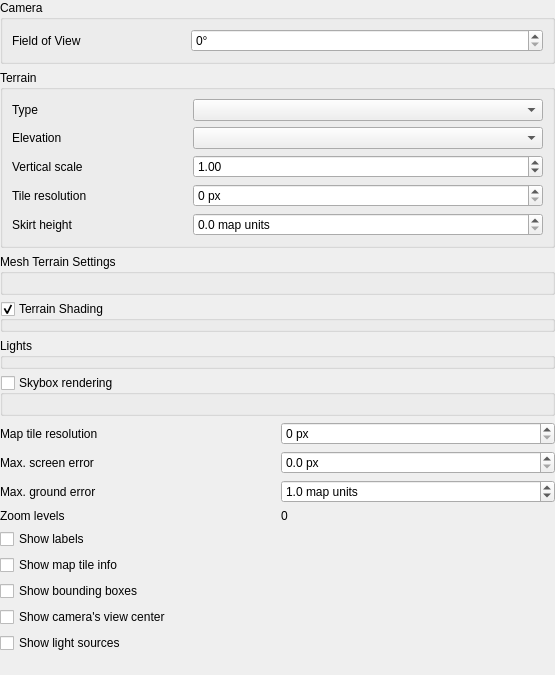
qgis/QGIS, file src/ui/3d/map3dconfigwidget.ui: the form before one commit.
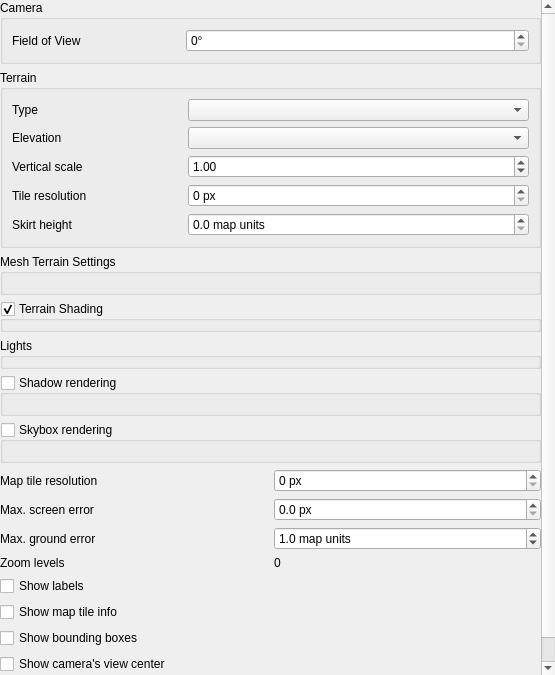
The form after the commit. Custom widgets are drawn as their Qt base class.

Commit message: [3D] [Feature] Shadow rendering (#38448)

What changed in the file:
```diff
--- a/src/ui/3d/map3dconfigwidget.ui
+++ b/src/ui/3d/map3dconfigwidget.ui
@@ -38,9 +38,9 @@
       <property name="geometry">
        <rect>
         <x>0</x>
-        <y>0</y>
+        <y>-98</y>
         <width>541</width>
-        <height>730</height>
+        <height>782</height>
        </rect>
       </property>
       <layout class="QGridLayout" name="gridLayout_4">
@@ -56,27 +56,6 @@
        <property name="bottomMargin">
         <number>0</number>
        </property>
-       <item row="9" column="0">
-        <widget class="QCheckBox" name="chkShowTileInfo">
-         <property name="text">
-          <string>Show map tile info</string>
-         </property>
-        </widget>
-       </item>
-       <item row="8" column="0">
-        <widget class="QCheckBox" name="chkShowLabels">
-         <property name="text">
-          <string>Show labels</string>
-         </property>
-        </widget>
-       </item>
-       <item row="12" column="0">
-        <widget class="QCheckBox" name="chkShowLightSourceOrigins">
-         <property name="text">
-          <string>Show light sources</string>
-         </property>
-        </widget>
-       </item>
        <item row="0" column="0">
         <widget class="QgsCollapsibleGroupBox" name="cameraTerrain">
          <property name="title">
@@ -103,83 +82,30 @@
          </layout>
         </widget>
        </item>
-       <item row="7" column="0">
-        <layout class="QGridLayout" name="gridLayout_2">
-         <item row="3" column="1">
-          <widget class="QLabel" name="labelZoomLevels">
-           <property name="text">
-            <string>0</string>
-           </property>
-          </widget>
-         </item>
-         <item row="1" column="1">
-          <widget class="QgsDoubleSpinBox" name="spinScreenError">
-           <property name="suffix">
-            <string> px</string>
-           </property>
-           <property name="decimals">
-            <number>1</number>
-           </property>
-          </widget>
-         </item>
-         <item row="1" column="0">
-          <widget class="QLabel" name="label_5">
-           <property name="text">
-            <string>Max. screen error</string>
-           </property>
-          </widget>
-         </item>
-         <item row="0" column="1">
-          <widget class="QgsSpinBox" name="spinMapResolution">
-           <property name="suffix">
-            <string> px</string>
-           </property>
-           <property name="maximum">
-            <number>4096</number>
-           </property>
-          </widget>
-         </item>
-         <item row="2" column="1">
-          <widget class="QgsDoubleSpinBox" name="spinGroundError">
-           <property name="suffix">
-            <string> map units</string>
-           </property>
-           <property name="decimals">
-            <number>1</number>
-           </property>
-           <property name="minimum">
-            <double>0.100000000000000</double>
-           </property>
-           <property name="maximum">
-            <double>1000.000000000000000</double>
-           </property>
-           <property name="value">
-            <double>1.000000000000000</double>
-           </property>
-          </widget>
-         </item>
-         <item row="2" column="0">
-          <widget class="QLabel" name="label_6">
-           <property name="text">
-            <string>Max. ground error</string>
-           </property>
-          </widget>
-         </item>
-         <item row="0" column="0">
-          <widget class="QLabel" name="label_4">
-           <property name="text">
-            <string>Map tile resolution</string>
-           </property>
-          </widget>
-         </item>
-         <item row="3" column="0">
-          <widget class="QLabel" name="label_7">
-           <property name="text">
-            <string>Zoom levels</string>
-           </property>
-          </widget>
-         </item>
-        </layout>
+       <item row="9" column="0">
+        <widget class="QCheckBox" name="chkShowLabels">
+         <property name="text">
+          <string>Show labels</string>
+         </property>
+        </widget>
+       </item>
+       <item row="6" column="0">
+        <widget class="QgsCollapsibleGroupBox" name="groupShadowRendering">
+         <property name="title">
+          <string>Shadow rendering</string>
+         </property>
+         <property name="checkable">
+          <bool>true</bool>
+         </property>
+         <property name="checked">
+          <bool>false</bool>
+         </property>
+         <layout class="QGridLayout" name="gridLayout_6">
+          <item row="0" column="0">
+           <layout class="QGridLayout" name="gridLayout_5"/>
+          </item>
+         </layout>
+        </widget>
        </item>
        <item row="2" column="0">
         <widget class="QgsCollapsibleGroupBox" name="groupMeshTerrainShading">
@@ -202,12 +128,22 @@
          </layout>
         </widget>
        </item>
-       <item row="5" column="0">
-        <widget class="QgsCollapsibleGroupBox" name="groupLights">
+       <item row="11" column="0">
+        <widget class="QCheckBox" name="chkShowBoundingBoxes">
+         <property name="text">
+          <string>Show bounding boxes</string>
+         </property>
+        </widget>
+       </item>
+       <item row="3" column="0">
+        <widget class="QgsCollapsibleGroupBox" name="groupTerrainShading">
          <property name="title">
-          <string>Lights</string>
+          <string>Terrain Shading</string>
          </property>
-         <layout class="QVBoxLayout" name="verticalLayout_3">
+         <property name="checkable">
+          <bool>true</bool>
+         </property>
+         <layout class="QVBoxLayout" name="verticalLayout_2">
           <property name="leftMargin">
            <number>0</number>
           </property>
@@ -221,11 +157,31 @@
            <number>0</number>
           </property>
           <item>
-           <widget class="QgsLightsWidget" name="widgetLights" native="true"/>
+           <widget class="QgsPhongMaterialWidget" name="widgetTerrainMaterial" native="true"/>
           </item>
          </layout>
         </widget>
        </item>
+       <item row="12" column="0">
+        <widget class="QCheckBox" name="chkShowCameraViewCenter">
+         <property name="text">
+          <string>Show camera's view center</string>
+         </property>
+        </widget>
+       </item>
+       <item row="14" column="0">
+        <spacer name="verticalSpacer">
+         <property name="orientation">
+          <enum>Qt::Vertical</enum>
+         </property>
+         <property name="sizeHint" stdset="0">
+          <size>
+           <width>20</width>
+           <height>0</height>
+          </size>
+         </property>
+        </spacer>
+       </item>
        <item row="1" column="0">
         <widget class="QgsCollapsibleGroupBox" name="groupTerrain">
          <property name="title">
@@ -309,61 +265,123 @@
          </layout>
         </widget>
        </item>
-       <item row="11" column="0">
-        <widget class="QCheckBox" name="chkShowCameraViewCenter">
-         <property name="text">
-          <string>Show camera's view center</string>
-         </property>
-        </widget>
-       </item>
-       <item row="3" column="0">
-        <widget class="QgsCollapsibleGroupBox" name="groupTerrainShading">
-         <property name="title">
-          <string>Terrain Shading</string>
-         </property>
-         <property name="checkable">
-          <bool>true</bool>
-         </property>
-         <layout class="QVBoxLayout" name="verticalLayout_2">
-          <property name="leftMargin">
-           <number>0</number>
-          </property>
-          <property name="topMargin">
-           <number>0</number>
-          </property>
-          <property name="rightMargin">
-           <number>0</number>
-          </property>
-          <property name="bottomMargin">
-           <number>0</number>
-          </property>
-          <item>
-           <widget class="QgsPhongMaterialWidget" name="widgetTerrainMaterial" native="true"/>
-          </item>
-         </layout>
-        </widget>
+       <item row="8" column="0">
+        <layout class="QGridLayout" name="gridLayout_2">
+         <item row="1" column="1">
+          <widget class="QgsDoubleSpinBox" name="spinScreenError">
+           <property name="suffix">
+            <string> px</string>
+           </property>
+           <property name="decimals">
+            <number>1</number>
+           </property>
+          </widget>
+         </item>
+         <item row="0" column="1">
+          <widget class="QgsSpinBox" name="spinMapResolution">
+           <property name="suffix">
+            <string> px</string>
+           </property>
+           <property name="maximum">
+            <number>4096</number>
+           </property>
+          </widget>
+         </item>
+         <item row="2" column="1">
+          <widget class="QgsDoubleSpinBox" name="spinGroundError">
+           <property name="suffix">
+            <string> map units</string>
+           </property>
+           <property name="decimals">
+            <number>1</number>
+           </property>
+           <property name="minimum">
+            <double>0.100000000000000</double>
+           </property>
+           <property name="maximum">
+            <double>1000.000000000000000</double>
+           </property>
+           <property name="value">
+            <double>1.000000000000000</double>
+           </property>
+          </widget>
+         </item>
+         <item row="3" column="1">
+          <widget class="QLabel" name="labelZoomLevels">
+           <property name="text">
+            <string>0</string>
+           </property>
+          </widget>
+         </item>
+         <item row="1" column="0">
+          <widget class="QLabel" name="label_5">
+           <property name="text">
+            <string>Max. screen error</string>
+           </property>
+          </widget>
+         </item>
+         <item row="0" column="0">
+          <widget class="QLabel" name="label_4">
+           <property name="text">
+            <string>Map tile resolution</string>
+           </property>
+          </widget>
+         </item>
+         <item row="3" column="0">
+          <widget class="QLabel" name="label_7">
+           <property name="text">
+            <string>Zoom levels</string>
+           </property>
+          </widget>
+         </item>
+         <item row="2" column="0">
+          <widget class="QLabel" name="label_6">
+           <property name="text">
+            <string>Max. ground error</string>
+           </property>
+          </widget>
+         </item>
+        </layout>
        </item>
        <item row="10" column="0">
-        <widget class="QCheckBox" name="chkShowBoundingBoxes">
+        <widget class="QCheckBox" name="chkShowTileInfo">
          <property name="text">
-          <string>Show bounding boxes</string>
+          <string>Show map tile info</string>
          </property>
         </widget>
        </item>
+       <item row="5" column="0">
+        <widget class="QgsCollapsibleGroupBox" name="groupLights">
+         <property name="title">
+          <string>Lights</string>
+         </property>
+         <layout class="QVBoxLayout" name="verticalLayout_3">
+          <property name="leftMargin">
+           <number>0</number>
+          </property>
+          <property name="topMargin">
+           <number>0</number>
+          </property>
+          <property name="rightMargin">
+           <number>0</number>
+          </property>
+          <property name="bottomMargin">
+           <number>0</number>
+          </property>
+          <item>
+           <widget class="QgsLightsWidget" name="widgetLights" native="true"/>
+          </item>
+         </layout>
+        </widget>
+       </item>
        <item row="13" column="0">
-        <spacer name="verticalSpacer">
-         <property name="orientation">
-          <enum>Qt::Vertical</enum>
+        <widget class="QCheckBox" name="chkShowLightSourceOrigins">
+         <property name="text">
+          <string>Show light sources</string>
          </property>
-         <property name="sizeHint" stdset="0">
-          <size>
-           <width>20</width>
-           <height>0</height>
-          </size>
-         </property>
-        </spacer>
+        </widget>
        </item>
-       <item row="6" column="0">
+       <item row="7" column="0">
         <widget class="QgsCollapsibleGroupBox" name="groupSkyboxSettings">
          <property name="title">
           <string>Skybox rendering</string>
```
The commit also changes 32 other files.
